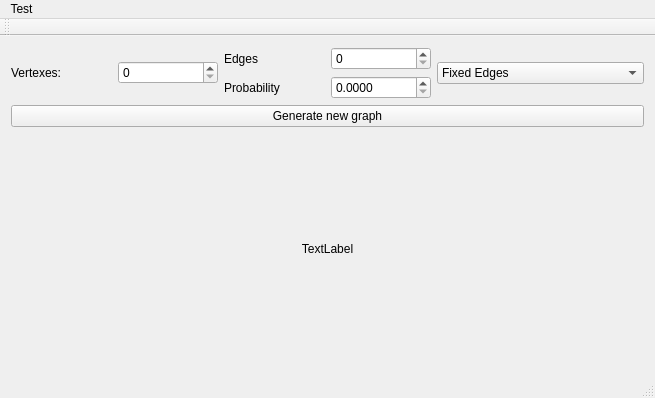
This is QGraphUtilityTest/QGraphUtilityTest.ui in RzuF/QGraphUtility as Qt 5 draws it before an edit. The edited form follows.
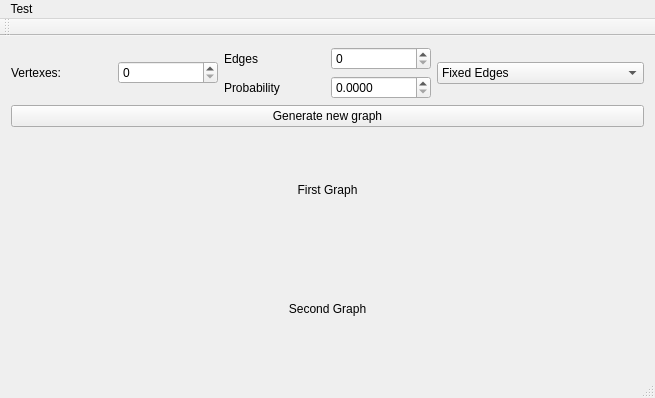
This is the edited form.

```diff
--- a/QGraphUtilityTest/QGraphUtilityTest.ui
+++ b/QGraphUtilityTest/QGraphUtilityTest.ui
@@ -111,7 +111,17 @@
     <item>
      <widget class="QLabel" name="graphShowLabel">
       <property name="text">
-       <string>TextLabel</string>
+       <string>First Graph</string>
+      </property>
+      <property name="alignment">
+       <set>Qt::AlignCenter</set>
+      </property>
+     </widget>
+    </item>
+    <item>
+     <widget class="QLabel" name="graphTransponedShowLabel">
+      <property name="text">
+       <string>Second Graph</string>
       </property>
       <property name="alignment">
        <set>Qt::AlignCenter</set>
```
